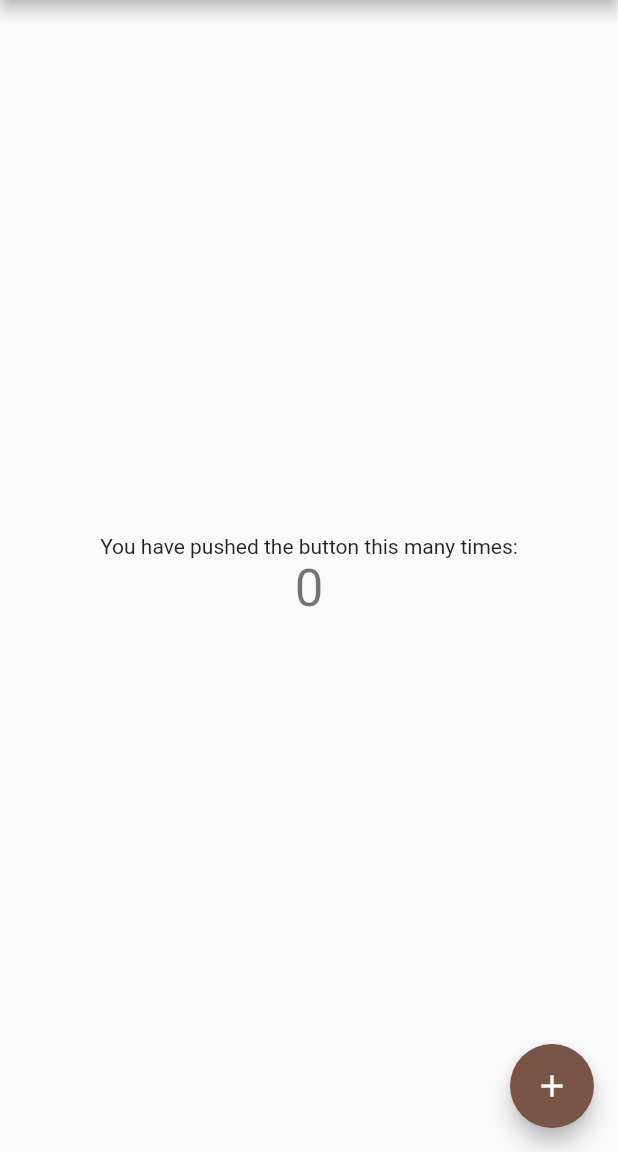
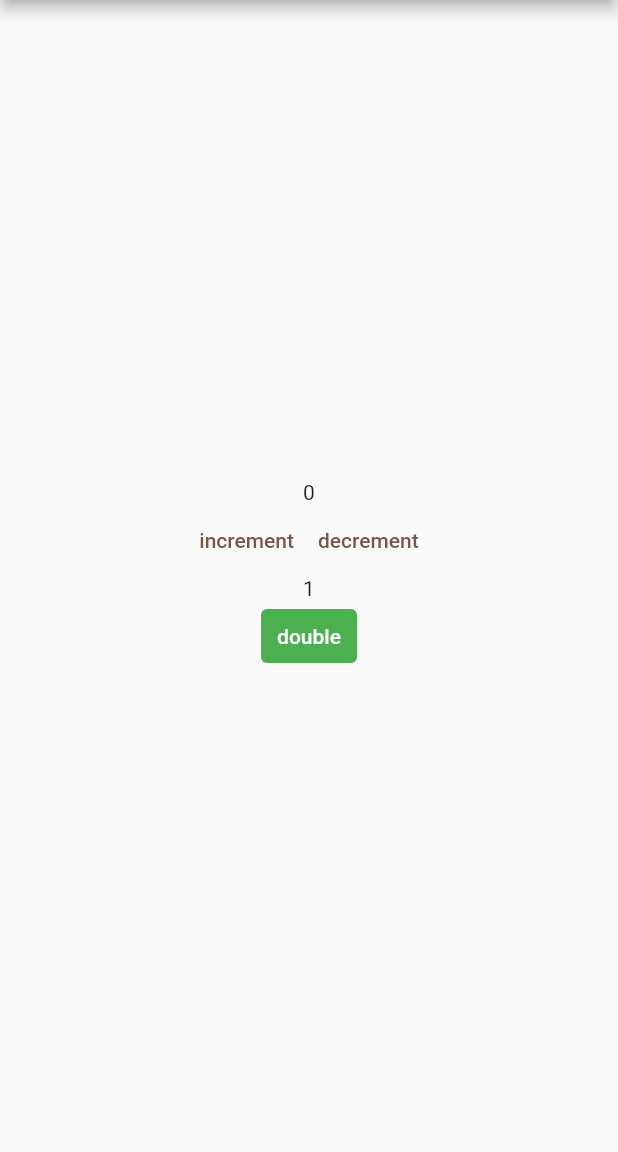
Before and after one commit to RuiOkazaki/hello_flutter, a Flutter app: the screen it shows after launch, on a phone screen of 412 x 824 dp, the part 84-1236 px from its top. Run offline on Flutter 3.47's test engine with Material 2 defaults, Android fonts, the phone set to English and light mode, and no system bars.

Commit message:
feat: twice button

```diff
--- a/lib/my_home_page.dart
+++ b/lib/my_home_page.dart
@@ -6,17 +6,31 @@ class MyHomePage extends StatefulWidget {
   final String title;
 
   @override
+  // stateを生成し，_MyHomePageStateへ渡している？
   State<MyHomePage> createState() => _MyHomePageState();
 }
 
 class _MyHomePageState extends State<MyHomePage> {
   int _counter = 0;
+  int _counter2 = 1;
 
   // 関数を宣言
   void _incrementCounter() {
     // _counterのsetterで値をincrementしている
     setState(() {
       _counter++;
+    });
+  }
+
+  void _decrementCounter() {
+    setState(() {
+      _counter--;
+    });
+  }
+
+  void _doubleCounter() {
+    setState(() {
+      _counter2 *= 2;
     });
   }
 
@@ -31,21 +45,29 @@ class _MyHomePageState extends State<MyHomePage> {
         child: Column(
           mainAxisAlignment: MainAxisAlignment.center,
           children: <Widget>[
-            const Text(
-              'You have pushed the button this many times:',
+            Text(_counter.toString()),
+            Row(
+              mainAxisAlignment: MainAxisAlignment.center,
+              children: [
+                TextButton(
+                    onPressed: _incrementCounter,
+                    child: const Text('increment')),
+                TextButton(
+                    onPressed: _decrementCounter,
+                    child: const Text('decrement')),
+              ],
             ),
-            Text(
-              '$_counter',
-              style: Theme.of(context).textTheme.headline4,
+            Text(_counter2.toString()),
+            TextButton(
+              onPressed: _doubleCounter,
+              style: ButtonStyle(
+                  backgroundColor: MaterialStateProperty.all(Colors.green)),
+              child:
+                  const Text('double', style: TextStyle(color: Colors.white)),
             ),
           ],
         ),
       ),
-      floatingActionButton: FloatingActionButton(
-        onPressed: _incrementCounter,
-        tooltip: 'Increment',
-        child: const Icon(Icons.add),
-      ),
     );
   }
 }
```
